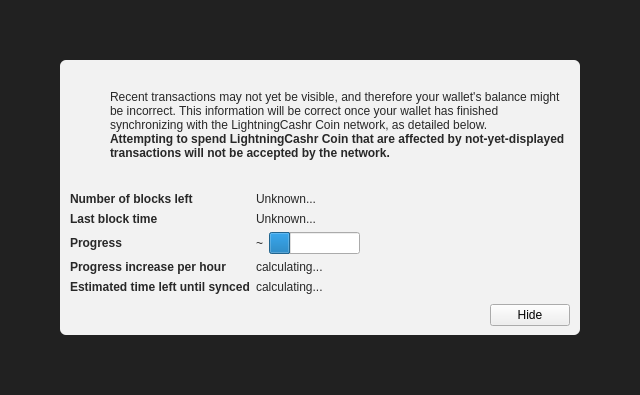
kryptoin/LightningCash-R, file src/qt/forms/modaloverlay.ui: the form before one commit.
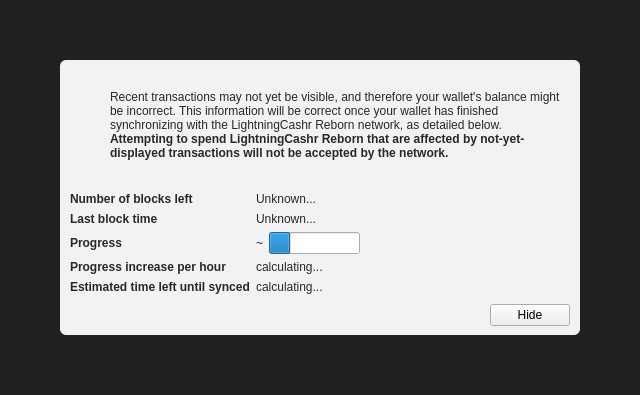
The form after the commit. Icons and pictures are not drawn. Custom widgets are drawn as their Qt base class.

What changed in the file:
```diff
--- a/src/qt/forms/modaloverlay.ui
+++ b/src/qt/forms/modaloverlay.ui
@@ -130,7 +130,7 @@
              <item>
               <widget class="QLabel" name="infoText">
                <property name="text">
-                <string>Recent transactions may not yet be visible, and therefore your wallet's balance might be incorrect. This information will be correct once your wallet has finished synchronizing with the LightningCashr Coin network, as detailed below.</string>
+                <string>Recent transactions may not yet be visible, and therefore your wallet's balance might be incorrect. This information will be correct once your wallet has finished synchronizing with the LightningCashr Reborn network, as detailed below.</string>
                </property>
                <property name="textFormat">
                 <enum>Qt::RichText</enum>
@@ -149,7 +149,7 @@
                 </font>
                </property>
                <property name="text">
-                <string>Attempting to spend LightningCashr Coin that are affected by not-yet-displayed transactions will not be accepted by the network.</string>
+                <string>Attempting to spend LightningCashr Reborn that are affected by not-yet-displayed transactions will not be accepted by the network.</string>
                </property>
                <property name="textFormat">
                 <enum>Qt::RichText</enum>
```
